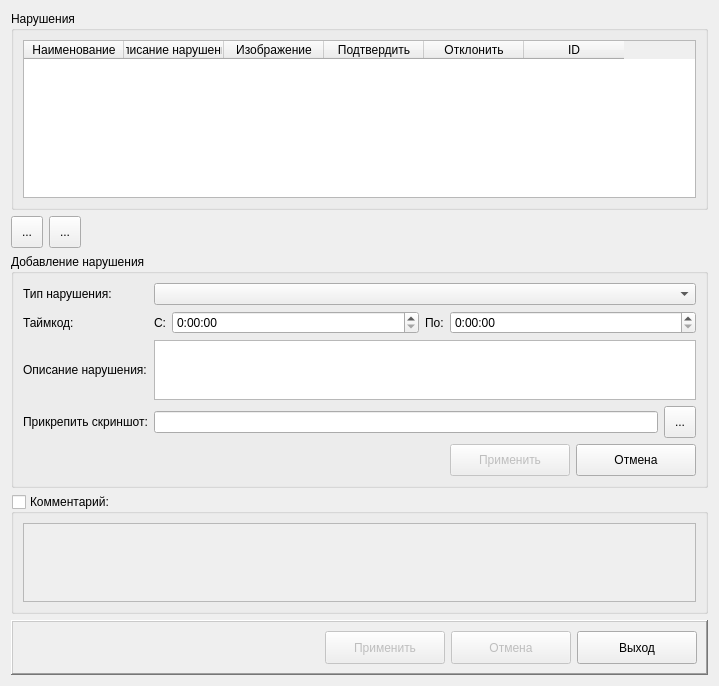
Qt form arm_o/d_editaudit.ui (levdikandrey/DataCollector) before a commit.
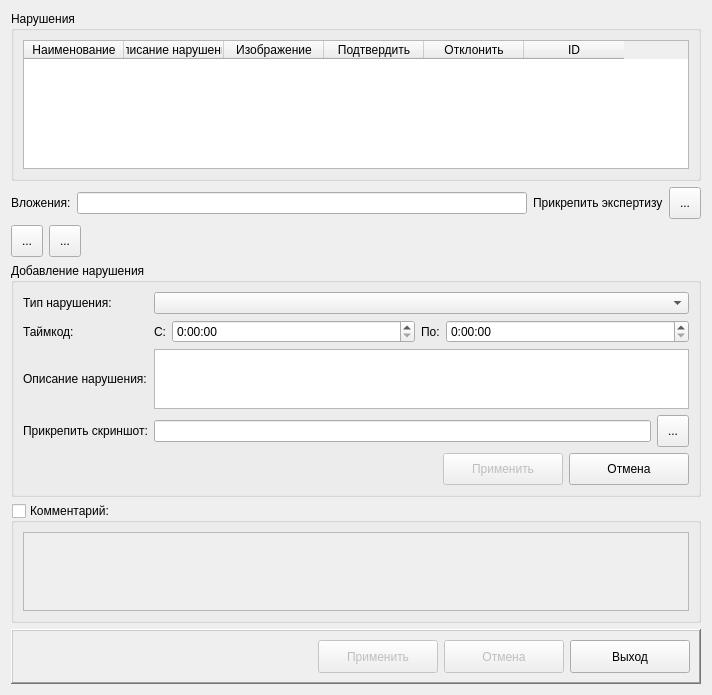
The same form after that commit. Icons and pictures are not drawn.

```diff
--- a/arm_o/d_editaudit.ui
+++ b/arm_o/d_editaudit.ui
@@ -6,8 +6,8 @@
    <rect>
     <x>0</x>
     <y>0</y>
-    <width>719</width>
-    <height>686</height>
+    <width>712</width>
+    <height>695</height>
    </rect>
   </property>
   <property name="windowTitle">
@@ -69,7 +69,77 @@
      </layout>
     </widget>
    </item>
-   <item row="1" column="1">
+   <item row="1" column="0" colspan="3">
+    <layout class="QHBoxLayout" name="horizontalLayout_4">
+     <item>
+      <widget class="QLabel" name="label_2">
+       <property name="sizePolicy">
+        <sizepolicy hsizetype="Fixed" vsizetype="Preferred">
+         <horstretch>0</horstretch>
+         <verstretch>0</verstretch>
+        </sizepolicy>
+       </property>
+       <property name="text">
+        <string>Вложения:</string>
+       </property>
+      </widget>
+     </item>
+     <item>
+      <widget class="QLineEdit" name="lineEditDoc"/>
+     </item>
+     <item>
+      <widget class="QLabel" name="label">
+       <property name="sizePolicy">
+        <sizepolicy hsizetype="Fixed" vsizetype="Preferred">
+         <horstretch>0</horstretch>
+         <verstretch>0</verstretch>
+        </sizepolicy>
+       </property>
+       <property name="text">
+        <string>Прикрепить экспертизу</string>
+       </property>
+      </widget>
+     </item>
+     <item>
+      <widget class="QToolButton" name="toolButton">
+       <property name="minimumSize">
+        <size>
+         <width>32</width>
+         <height>32</height>
+        </size>
+       </property>
+       <property name="text">
+        <string>...</string>
+       </property>
+       <property name="icon">
+        <iconset resource="resource.qrc">
+         <normaloff>:/icons/icons/attach.png</normaloff>:/icons/icons/attach.png</iconset>
+       </property>
+      </widget>
+     </item>
+    </layout>
+   </item>
+   <item row="2" column="0">
+    <widget class="QToolButton" name="toolButtonAdd">
+     <property name="minimumSize">
+      <size>
+       <width>32</width>
+       <height>32</height>
+      </size>
+     </property>
+     <property name="toolTip">
+      <string>Добавить нарушение</string>
+     </property>
+     <property name="text">
+      <string>...</string>
+     </property>
+     <property name="icon">
+      <iconset resource="resource.qrc">
+       <normaloff>:/icons/icons/plus.png</normaloff>:/icons/icons/plus.png</iconset>
+     </property>
+    </widget>
+   </item>
+   <item row="2" column="1">
     <widget class="QToolButton" name="toolButtonDelete">
      <property name="minimumSize">
       <size>
@@ -89,56 +159,7 @@
      </property>
     </widget>
    </item>
-   <item row="3" column="0" colspan="3">
-    <widget class="QGroupBox" name="groupBox_2">
-     <property name="sizePolicy">
-      <sizepolicy hsizetype="Preferred" vsizetype="MinimumExpanding">
-       <horstretch>0</horstretch>
-       <verstretch>0</verstretch>
-      </sizepolicy>
-     </property>
-     <property name="maximumSize">
-      <size>
-       <width>16777215</width>
-       <height>120</height>
-      </size>
-     </property>
-     <property name="title">
-      <string>Комментарий:</string>
-     </property>
-     <property name="checkable">
-      <bool>true</bool>
-     </property>
-     <property name="checked">
-      <bool>false</bool>
-     </property>
-     <layout class="QGridLayout" name="gridLayout_2">
-      <item row="0" column="0">
-       <widget class="QTextEdit" name="textEdit">
-        <property name="sizePolicy">
-         <sizepolicy hsizetype="Expanding" vsizetype="MinimumExpanding">
-          <horstretch>0</horstretch>
-          <verstretch>0</verstretch>
-         </sizepolicy>
-        </property>
-        <property name="minimumSize">
-         <size>
-          <width>20</width>
-          <height>0</height>
-         </size>
-        </property>
-        <property name="maximumSize">
-         <size>
-          <width>16777215</width>
-          <height>100</height>
-         </size>
-        </property>
-       </widget>
-      </item>
-     </layout>
-    </widget>
-   </item>
-   <item row="1" column="2">
+   <item row="2" column="2">
     <spacer name="horizontalSpacer_2">
      <property name="orientation">
       <enum>Qt::Horizontal</enum>
@@ -151,7 +172,7 @@
      </property>
     </spacer>
    </item>
-   <item row="2" column="0" colspan="3">
+   <item row="3" column="0" colspan="3">
     <widget class="QGroupBox" name="groupBox_3">
      <property name="title">
       <string>Добавление нарушения</string>
@@ -372,6 +393,55 @@
     </widget>
    </item>
    <item row="4" column="0" colspan="3">
+    <widget class="QGroupBox" name="groupBox_2">
+     <property name="sizePolicy">
+      <sizepolicy hsizetype="Preferred" vsizetype="MinimumExpanding">
+       <horstretch>0</horstretch>
+       <verstretch>0</verstretch>
+      </sizepolicy>
+     </property>
+     <property name="maximumSize">
+      <size>
+       <width>16777215</width>
+       <height>120</height>
+      </size>
+     </property>
+     <property name="title">
+      <string>Комментарий:</string>
+     </property>
+     <property name="checkable">
+      <bool>true</bool>
+     </property>
+     <property name="checked">
+      <bool>false</bool>
+     </property>
+     <layout class="QGridLayout" name="gridLayout_2">
+      <item row="0" column="0">
+       <widget class="QTextEdit" name="textEdit">
+        <property name="sizePolicy">
+         <sizepolicy hsizetype="Expanding" vsizetype="MinimumExpanding">
+          <horstretch>0</horstretch>
+          <verstretch>0</verstretch>
+         </sizepolicy>
+        </property>
+        <property name="minimumSize">
+         <size>
+          <width>20</width>
+          <height>0</height>
+         </size>
+        </property>
+        <property name="maximumSize">
+         <size>
+          <width>16777215</width>
+          <height>100</height>
+         </size>
+        </property>
+       </widget>
+      </item>
+     </layout>
+    </widget>
+   </item>
+   <item row="5" column="0" colspan="3">
     <widget class="QFrame" name="frame">
      <property name="frameShape">
       <enum>QFrame::WinPanel</enum>
@@ -471,26 +541,6 @@
      </layout>
     </widget>
    </item>
-   <item row="1" column="0">
-    <widget class="QToolButton" name="toolButtonAdd">
-     <property name="minimumSize">
-      <size>
-       <width>32</width>
-       <height>32</height>
-      </size>
-     </property>
-     <property name="toolTip">
-      <string>Добавить нарушение</string>
-     </property>
-     <property name="text">
-      <string>...</string>
-     </property>
-     <property name="icon">
-      <iconset resource="resource.qrc">
-       <normaloff>:/icons/icons/plus.png</normaloff>:/icons/icons/plus.png</iconset>
-     </property>
-    </widget>
-   </item>
   </layout>
  </widget>
  <resources>
```
Left out of the diff: 73 changed lines with no effect on the pictures.
